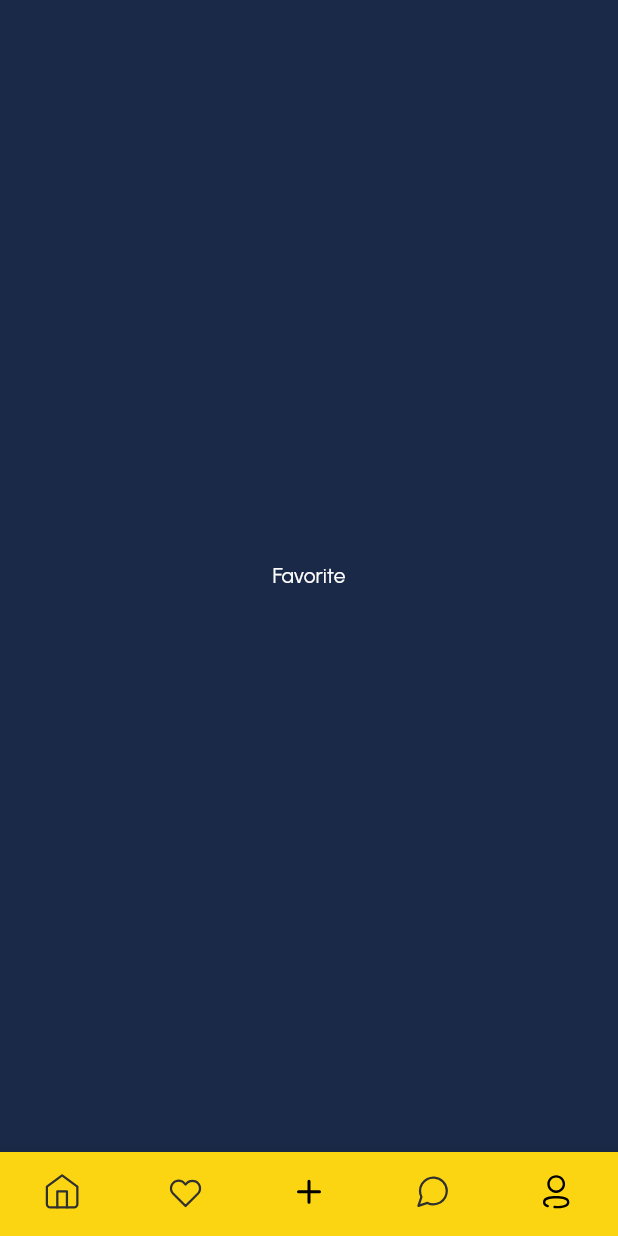
After one commit to daniilamark/tutorial, a Flutter app: the screen it shows after launch, item 2 of the bottom bar chosen, on a phone screen of 412 x 824 dp. The commit adds this screen. Run offline on Flutter 3.47's test engine with Material 2 defaults, Android fonts, the phone set to English and light mode, and no system bars; our stand-ins replace flutter_svg; project files that could hold a hidden picture were left out.

Commit message:
update home page and list posts

```diff
--- a/lib/main.dart
+++ b/lib/main.dart
@@ -1,6 +1,7 @@
 import 'package:flutter/material.dart';
 import 'package:tutorial/pages/home_page.dart';
-import 'package:tutorial/pages/login_page.dart';
+//import 'package:tutorial/pages/login_page.dart';
+import 'package:tutorial/pages/main_page.dart';
 import 'package:tutorial/styles/app_colors.dart';
 
 void main() {
@@ -16,11 +17,14 @@ class MyApp extends StatelessWidget {
       theme: ThemeData(
         fontFamily: 'Urbanist',
         scaffoldBackgroundColor: AppColors.background,
+        brightness: Brightness.dark,
       ),
       initialRoute: '/',
       routes: {
-        '/': (context) => LoginPage(),
+        //'/': (context) => LoginPage(),
+        '/': (context) => MainPage(),
         '/home': (context) => HomePage(),
+        //'/main': (context) => MainPage(),
       },
     );
   }
--- a/lib/pages/login_page.dart
+++ b/lib/pages/login_page.dart
@@ -79,7 +79,7 @@ class LoginPage extends StatelessWidget {
                   height: 48,
                   child: ElevatedButton(
                     onPressed: () {
-                      Navigator.of(context).pushNamed('/home');
+                      Navigator.of(context).pushReplacementNamed('/main');
                     },
                     style: ElevatedButton.styleFrom(
                       backgroundColor: Colors.amber,
--- /dev/null
+++ b/lib/pages/main_page.dart
@@ -0,0 +1,72 @@
+import 'package:flutter/material.dart';
+import 'package:flutter_svg/svg.dart';
+import 'package:tutorial/pages/home_page.dart';
+import 'package:tutorial/styles/app_colors.dart';
+
+class MainPage extends StatefulWidget {
+  const MainPage({super.key});
+
+  @override
+  State<MainPage> createState() => _MainPageState();
+}
+
+class _MainPageState extends State<MainPage> {
+  int currentIndex = 0;
+
+  @override
+  Widget build(BuildContext context) {
+    return Scaffold(
+      body: pages[currentIndex],
+      bottomNavigationBar: BottomNavigationBar(
+        items: [
+          BottomNavigationBarItem(
+            icon: SvgPicture.asset('assets/svg/ic_home.svg'),
+            label: 'Home',
+          ),
+          BottomNavigationBarItem(
+            icon: SvgPicture.asset('assets/svg/ic_favorite.svg'),
+            label: 'Favorite',
+          ),
+          BottomNavigationBarItem(
+            icon: SvgPicture.asset('assets/svg/ic_add.svg'),
+            label: 'Add Post',
+          ),
+          BottomNavigationBarItem(
+            icon: SvgPicture.asset('assets/svg/ic_messages.svg'),
+            label: 'Messages',
+          ),
+          BottomNavigationBarItem(
+            icon: SvgPicture.asset('assets/svg/ic_user.svg'),
+            label: 'User',
+          ),
+        ],
+        currentIndex: currentIndex,
+        onTap: (index) {
+          setState(() {
+            currentIndex = index;
+          });
+        },
+        type: BottomNavigationBarType.fixed,
+        showSelectedLabels: false,
+        showUnselectedLabels: false,
+        backgroundColor: AppColors.primary,
+      ),
+    );
+  }
+
+  final pages = [
+    HomePage(),
+    Center(
+      child: Text('Favorite'),
+    ),
+    Center(
+      child: Text('Add Post'),
+    ),
+    Center(
+      child: Text('Messages'),
+    ),
+    Center(
+      child: Text('User'),
+    ),
+  ];
+}
--- a/pubspec.yaml
+++ b/pubspec.yaml
@@ -9,6 +9,7 @@ environment:
 dependencies:
   flutter:
     sdk: flutter
+  flutter_svg: ^2.0.7
 
 dev_dependencies:
   flutter_test:
@@ -20,6 +21,8 @@ flutter:
 
   assets:
     - assets/images/
+    - assets/temp/
+    - assets/svg/
 
   fonts:
   - family: Urbanist
```
Also changed, not shown: lib/components/post_item.dart (added, +38 -0 lines), lib/pages/home_page.dart (+22 -5 lines), lib/styles/app_text.dart (added, +38 -0 lines), assets/svg/ic_add.svg (added), assets/svg/ic_favorite.svg (added), assets/svg/ic_home.svg (added), assets/svg/ic_location.svg (added), assets/svg/ic_messages.svg (added), assets/svg/ic_user.svg (added), assets/temp/post1.jpg (added), assets/temp/user1.jpg (added), pubspec.lock.
